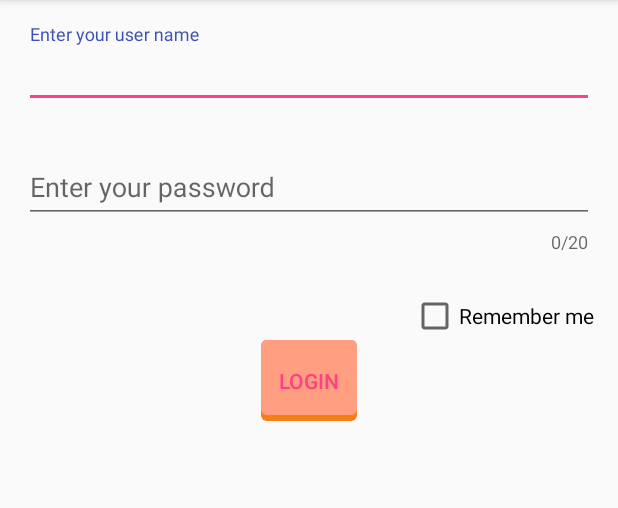
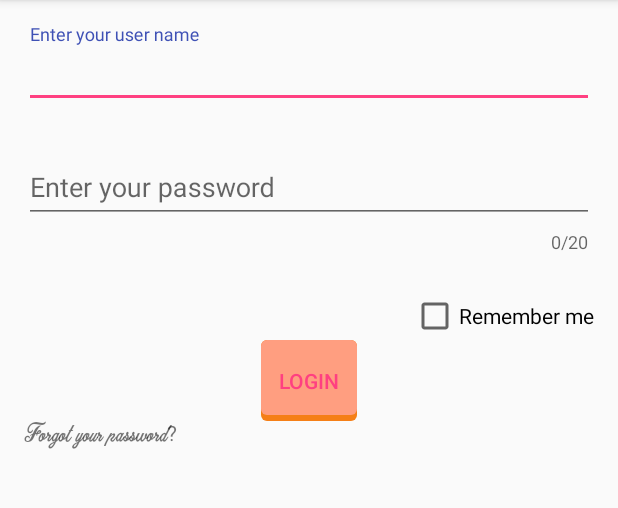
Before and after one commit to JosBarranquero/ManageProductsFragment, an Android app: the screen it shows after launch (Login_Activity), on a phone screen of 412 x 824 dp, the part 84-592 px from its top. Run offline under Robolectric (Android 15) with nearby library versions, the phone set to English and light mode, and no system bars.

Commit message:
Sorting by name

```diff
--- a/app/src/main/java/com/barranquero/manageproductsrecycler/AddProduct_Activity.java
+++ b/app/src/main/java/com/barranquero/manageproductsrecycler/AddProduct_Activity.java
@@ -66,9 +66,10 @@ public class AddProduct_Activity extends AppCompatActivity {
 
     @Override
     protected void onActivityResult(int requestCode, int resultCode, Intent data) {
-        if (requestCode == 1)
+        if (requestCode == 1) {
             if (resultCode == RESULT_OK) {
 
             }
+        }
     }
 }
--- a/app/src/main/java/com/barranquero/manageproductsrecycler/Login_Activity.java
+++ b/app/src/main/java/com/barranquero/manageproductsrecycler/Login_Activity.java
@@ -1,14 +1,17 @@
 package com.barranquero.manageproductsrecycler;
 
 import android.content.Intent;
+import android.graphics.Typeface;
 import android.support.design.widget.TextInputLayout;
 import android.support.v7.app.AppCompatActivity;
 import android.os.Bundle;
 import android.text.Editable;
 import android.text.TextWatcher;
+import android.text.method.LinkMovementMethod;
 import android.util.Log;
 import android.widget.Button;
 import android.widget.EditText;
+import android.widget.TextView;
 
 import com.barranquero.manageproductsrecycler.interfaces.ILoginMvp;
 import com.barranquero.manageproductsrecycler.presenter.Login_Presenter;
@@ -25,6 +28,7 @@ public class Login_Activity extends AppCompatActivity implements ILoginMvp.View
     private EditText mEdtPassword;
     private EditText mEdtUser;
     private Button mBtnLogin;
+    private TextView mTxvForgot;
     private TextInputLayout mTilUser;
     private TextInputLayout mTilPassword;
     private final String TAG = "Login_Activity";
@@ -58,6 +62,11 @@ public class Login_Activity extends AppCompatActivity implements ILoginMvp.View
         });
 
         mEdtPassword = (EditText)findViewById(R.id.edtPassword);
+
+        mTxvForgot = (TextView)findViewById(R.id.txvForgot);
+        mTxvForgot.setMovementMethod(LinkMovementMethod.getInstance());
+        Typeface font = Typeface.createFromAsset(getAssets(), "dattermatter.ttf");
+        mTxvForgot.setTypeface(font);
 
         mBtnLogin = (Button)findViewById(R.id.btnLogin);
         mBtnLogin.setOnClickListener(new android.view.View.OnClickListener(){
--- a/app/src/main/java/com/barranquero/manageproductsrecycler/ManageProducts_Application.java
+++ b/app/src/main/java/com/barranquero/manageproductsrecycler/ManageProducts_Application.java
@@ -34,7 +34,7 @@ public class ManageProducts_Application extends Application {
         products.add(p);
     }
 
-    public List<Product> getProducts(int option) {
+    public List<Product> getProducts(int option, boolean ASC) {
         // Collections.sort(products, Product.PRICE_COMPARATOR);
         switch (option) {
             case 0:
@@ -50,7 +50,10 @@ public class ManageProducts_Application extends Application {
                 break;
             case 3:
                 // Alphabetically sorted list
-                Collections.sort(products);
+                if (ASC)
+                    Collections.sort(products);
+                else
+                    Collections.sort(products, Collections.reverseOrder());
                 break;
         }
         return this.products;
--- a/app/src/main/java/com/barranquero/manageproductsrecycler/Product_Activity.java
+++ b/app/src/main/java/com/barranquero/manageproductsrecycler/Product_Activity.java
@@ -24,6 +24,7 @@ public class Product_Activity extends AppCompatActivity{
     private RecyclerView mRcvProduct;
     private static final int ADD_PRODUCT = 0;
     private static final int EDIT_PRODUCT = 1;
+    private boolean ASC = true;
 
     @Override
     protected void onCreate(Bundle savedInstanceState) {
@@ -58,9 +59,11 @@ public class Product_Activity extends AppCompatActivity{
             case R.id.action_add_product:
                 Intent intent = new Intent(Product_Activity.this, AddProduct_Activity.class);
                 startActivityForResult(intent, ADD_PRODUCT);
+                mRcvProduct.setAdapter(mAdapter);
                 break;
             case R.id.action_sort_alphabetically:
-                mAdapter.getAllProducts(3);
+                mAdapter.getAllProducts(3, ASC);
+                ASC = !ASC;
                 break;
             case R.id.action_settings_general:
                 break;
--- a/app/src/main/java/com/barranquero/manageproductsrecycler/adapter/ProductAdapterRecycler.java
+++ b/app/src/main/java/com/barranquero/manageproductsrecycler/adapter/ProductAdapterRecycler.java
@@ -25,7 +25,7 @@ public class ProductAdapterRecycler extends RecyclerView.Adapter<ProductAdapterR
 
     public ProductAdapterRecycler(Context c) {
         this.context = c;
-        products = new ArrayList<Product>(((ManageProducts_Application)context.getApplicationContext()).getProducts(0));
+        products = new ArrayList<Product>(((ManageProducts_Application)context.getApplicationContext()).getProducts(0, true));
     }
 
     @Override
@@ -63,9 +63,9 @@ public class ProductAdapterRecycler extends RecyclerView.Adapter<ProductAdapterR
         }
     }
 
-    public void getAllProducts(int option){
+    public void getAllProducts(int option, boolean ASC){
         products.clear();
-        products.addAll(((ManageProducts_Application)context.getApplicationContext()).getProducts(option));
+        products.addAll(((ManageProducts_Application)context.getApplicationContext()).getProducts(option, ASC));
         // The view gets notified. Viewable-viewer pattern
         notifyDataSetChanged();
     }
--- a/app/src/main/res/layout/activity_login.xml
+++ b/app/src/main/res/layout/activity_login.xml
@@ -76,4 +76,11 @@
         android:layout_below="@id/cbxRemember"
         android:layout_centerHorizontal="true"/>
 
+    <TextView
+        android:layout_width="wrap_content"
+        android:layout_height="wrap_content"
+        android:text="@string/txvForgot"
+        android:id="@+id/txvForgot"
+        android:layout_below="@id/btnLogin"/>
+
 </RelativeLayout>
--- a/app/src/main/res/values/strings.xml
+++ b/app/src/main/res/values/strings.xml
@@ -6,6 +6,7 @@
     <string name="messagePassword">Enter your password</string>
     <string name="messageUser">Enter your user name</string>
     <string name="btnLogin" translatable="false">Login</string>
+    <string name="txvForgot">Forgot your password?</string>
 
     <string name="acSearchProduct">Search product</string>
     <string name="btnSelectImg">Select image</string>
```
Also changed, not shown: app/build.gradle (+6 -1 lines), app/src/main/assets/dattermatter.ttf (added), gradle/wrapper/gradle-wrapper.properties.
